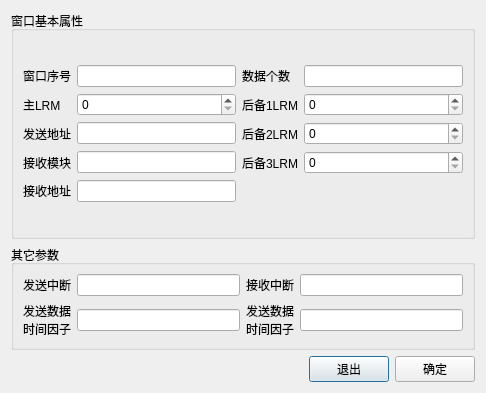
RobbinLin7/ARINC659-SIM, file dialog/datatransferwindowcfgdialog.ui: the form before one commit.
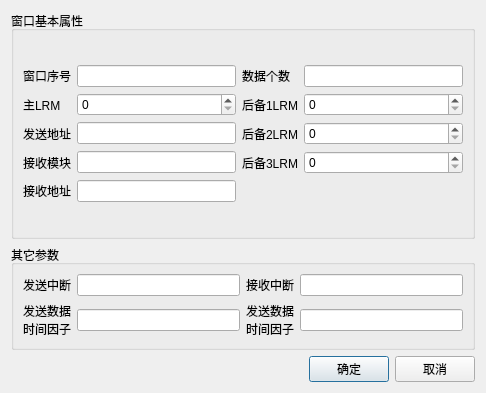
The form after the commit.

```diff
--- a/dialog/datatransferwindowcfgdialog.ui
+++ b/dialog/datatransferwindowcfgdialog.ui
@@ -190,19 +190,19 @@
         </spacer>
        </item>
        <item>
-        <widget class="QPushButton" name="pushButton_2">
-         <property name="text">
-          <string>退出</string>
-         </property>
-        </widget>
-       </item>
-       <item>
-        <widget class="QPushButton" name="pushButton">
+        <widget class="QPushButton" name="okPushButton">
          <property name="text">
           <string>确定</string>
          </property>
         </widget>
        </item>
+       <item>
+        <widget class="QPushButton" name="cancelPushButton">
+         <property name="text">
+          <string>取消</string>
+         </property>
+        </widget>
+       </item>
       </layout>
      </item>
     </layout>
```
Left out of the diff: 2 changed lines with no effect on the pictures.
